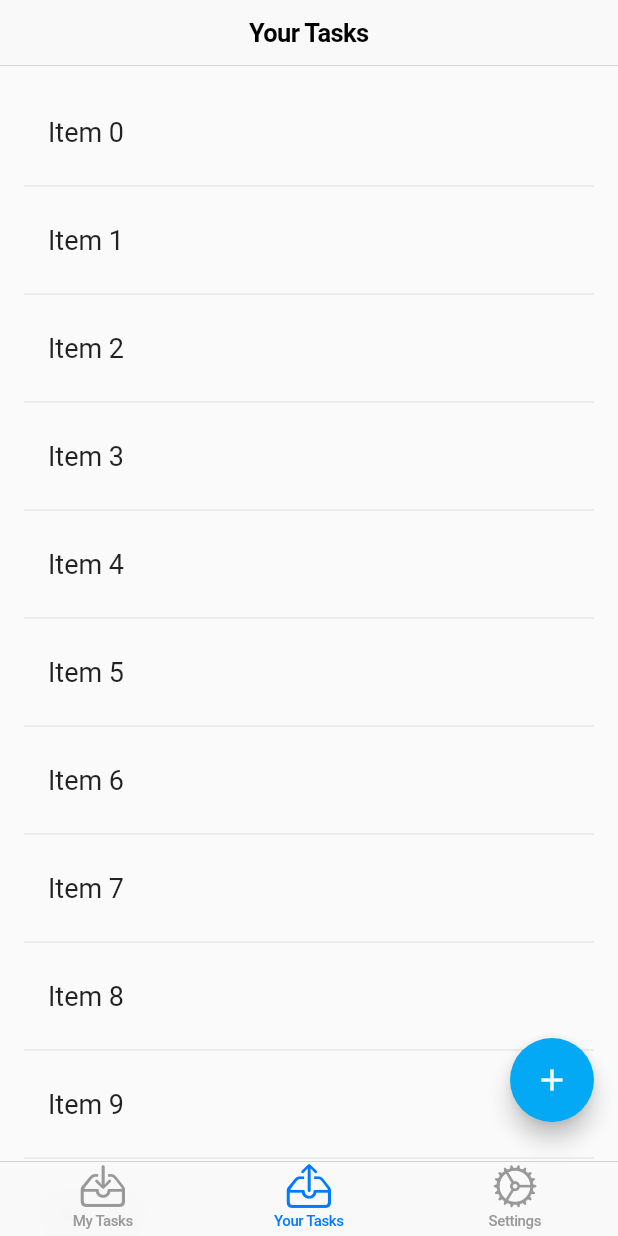
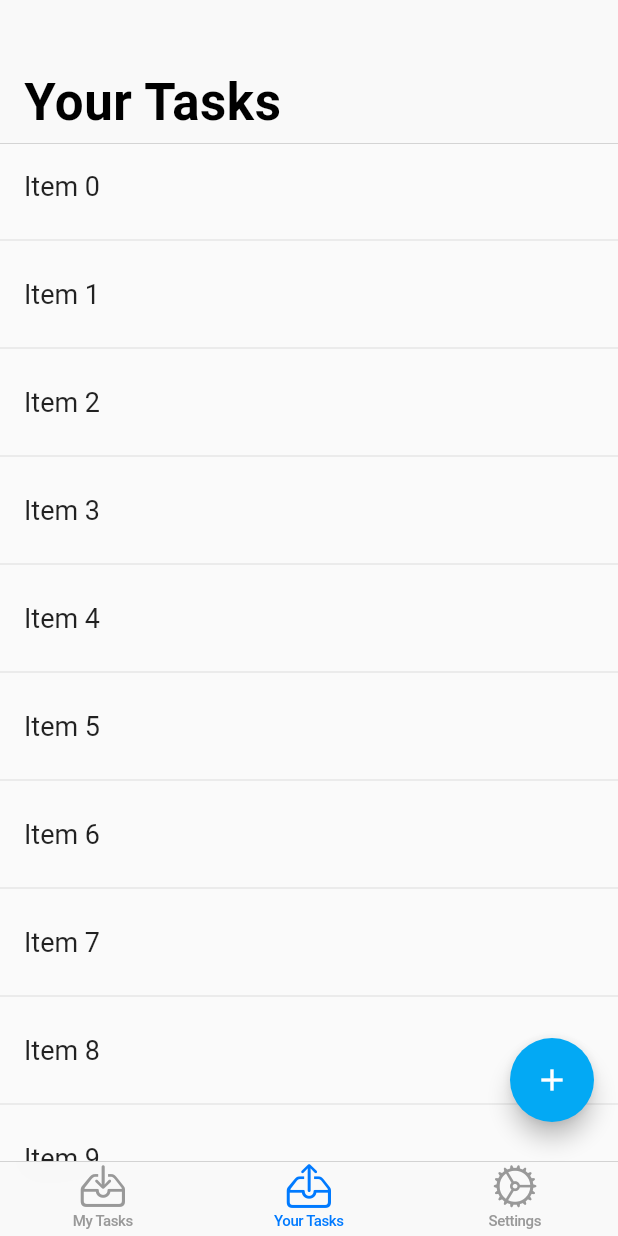
Before and after one commit to TuanHungVU1202/PeerReminder, a Flutter app: the screen it shows after launch, on a phone screen of 412 x 824 dp. Run offline on Flutter 3.47's test engine with Material 2 defaults, Android fonts, the phone set to English and light mode, and no system bars; drawn by our look-alikes of flutter_slidable; our stand-ins replace contacts_service, permission_handler; missing offline and left inert: simple_autocomplete_formfield.

Commit message:
Refactored to use CustomScrollVew. Autohide appbar when scroll list for Your Tasks Page

```diff
--- a/peer_reminder_flutter/lib/tasks/YourTaskPage.dart
+++ b/peer_reminder_flutter/lib/tasks/YourTaskPage.dart
@@ -28,23 +28,41 @@ class _YourTaskPageState extends State<YourTaskPage> {
     return Scaffold(
       floatingActionButtonLocation: FloatingActionButtonLocation.endFloat,
       floatingActionButton: const FloatingAction(),
-      appBar: const CupertinoNavigationBar(
-        middle: Text('Your Tasks'),
-      ),
-      body: ListView.builder(
-          padding: const EdgeInsets.all(16.0),
-          itemBuilder: (context, i) {
-            // Add divider if position is odd
-            if (i.isOdd) return const Divider();
-            final index = i ~/ 2;
-
-            return _onSlideTask(index);
-          }),
+      body: _createYourTaskSliverBody(),
     );
   }
 
   // -------------------------------------------------------------------
   // UI Components
+  CustomScrollView _createYourTaskSliverBody() {
+    return CustomScrollView(
+      slivers: <Widget>[
+        // Appbar
+        _createYourTasksSliverAppBar(),
+        // Tasks list
+        _createTaskListView(),
+      ],
+    );
+  }
+
+  CupertinoSliverNavigationBar _createYourTasksSliverAppBar() {
+    return const CupertinoSliverNavigationBar(
+      largeTitle: Text('Your Tasks'),
+    );
+  }
+
+  SliverList _createTaskListView() {
+    return SliverList(delegate: SliverChildBuilderDelegate(
+      (context, i) {
+        // Add divider if position is odd
+        if (i.isOdd) return const Divider();
+        final index = i ~/ 2;
+
+        return _onSlideTask(index);
+      },
+    ));
+  }
+
   Slidable _onSlideTask(int itemIndex) {
     return Slidable(
       // Specify a key if the Slidable is dismissible.
```
Also changed, not shown: peer_reminder_flutter/lib/main.dart (+12 -8 lines).
